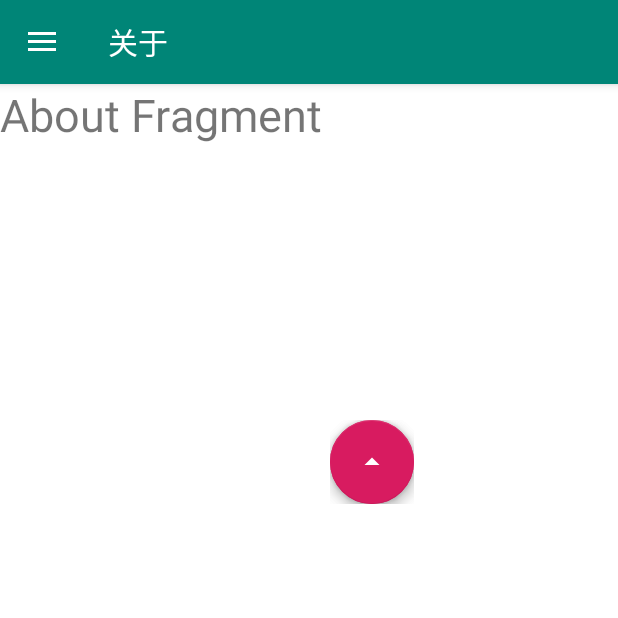
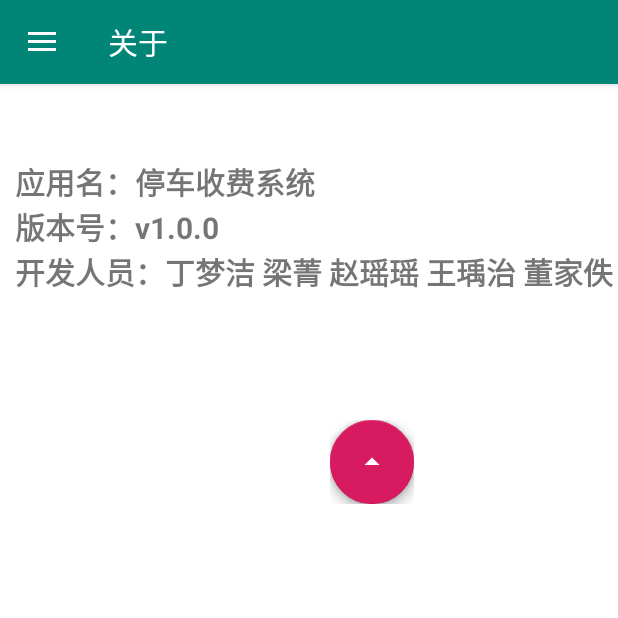
Before and after one commit to YTMartian/Graphic-and-Image, an Android app: the AboutFragment screen opened through its navigation route, on a phone screen of 412 x 824 dp, the top half of it. Run offline under Robolectric (Android 15) with nearby library versions, the phone set to English and light mode, and no system bars; our stand-ins replace navigation-ui; libraries missing offline, so code that uses them is left out: com.github.clans.fab; plain views replace FloatingActionButton, FloatingActionMenu.

Commit message:
change a little

```diff
--- a/Client/app/src/main/java/com/example/carlicense/MainActivity.java
+++ b/Client/app/src/main/java/com/example/carlicense/MainActivity.java
@@ -62,17 +62,20 @@ public class MainActivity extends AppCompatActivity implements NavigationView.On
         switch (menuItem.getItemId()) {
             case R.id.nav_home:
                 menu.showMenu(true);
+                getSupportActionBar().setTitle("主页");//设置导航栏的text
                 //放入HomeFragment.
                 getSupportFragmentManager().beginTransaction().replace(R.id.nav_host_fragment,
                         new HomeFragment()).commit();
                 break;
             case R.id.nav_settings:
                 menu.hideMenu(true);
+                getSupportActionBar().setTitle("设置");
                 getSupportFragmentManager().beginTransaction().replace(R.id.nav_host_fragment,
                         new SettingsFragment()).commit();
                 break;
             case R.id.nav_about:
                 menu.hideMenu(true);
+                getSupportActionBar().setTitle("关于");
                 getSupportFragmentManager().beginTransaction().replace(R.id.nav_host_fragment,
                         new AboutFragment()).commit();
                 break;
--- a/Client/app/src/main/res/drawable-v21/ic_menu_camera.xml
+++ /dev/null
@@ -1,12 +0,0 @@
-<vector xmlns:android="http://schemas.android.com/apk/res/android"
-        android:width="24dp"
-        android:height="24dp"
-        android:viewportWidth="24.0"
-        android:viewportHeight="24.0">
-    <path
-            android:fillColor="#FF000000"
-            android:pathData="M12,12m-3.2,0a3.2,3.2 0,1 1,6.4 0a3.2,3.2 0,1 1,-6.4 0" />
-    <path
-            android:fillColor="#FF000000"
-            android:pathData="M9,2L7.17,4H4c-1.1,0 -2,0.9 -2,2v12c0,1.1 0.9,2 2,2h16c1.1,0 2,-0.9 2,-2V6c0,-1.1 -0.9,-2 -2,-2h-3.17L15,2H9zm3,15c-2.76,0 -5,-2.24 -5,-5s2.24,-5 5,-5 5,2.24 5,5 -2.24,5 -5,5z" />
-</vector>
--- /dev/null
+++ b/Client/app/src/main/res/drawable/ic_menu_home.xml
@@ -0,0 +1,9 @@
+<vector xmlns:android="http://schemas.android.com/apk/res/android"
+        android:width="24dp"
+        android:height="24dp"
+        android:viewportWidth="24.0"
+        android:viewportHeight="24.0">
+    <path
+        android:fillColor="#FF000000"
+        android:pathData="M10,20v-6h4v6h5v-8h3L12,3 2,12h3v8z"/>
+</vector>
--- a/Client/app/src/main/res/drawable/side_nav_bar.xml
+++ b/Client/app/src/main/res/drawable/side_nav_bar.xml
@@ -2,7 +2,7 @@
         android:shape="rectangle">
     <gradient
             android:angle="135"
-            android:centerColor="#009688"
+            android:centerColor="#7F45E4"
             android:endColor="#00695C"
             android:startColor="#4DB6AC"
             android:type="linear" />
--- a/Client/app/src/main/res/layout/fragment_about.xml
+++ b/Client/app/src/main/res/layout/fragment_about.xml
@@ -6,11 +6,20 @@
         android:layout_height="match_parent"
         android:background="@android:color/white">
 
+
     <TextView
-            android:layout_width="wrap_content"
-            android:layout_height="wrap_content"
-            android:layout_marginTop="20dp"
-            android:text="About Fragment"
-            android:textSize="30sp"
+            android:id="@+id/textView1"
+            android:layout_width="match_parent"
+            android:layout_height="match_parent"
+            android:text="应用名：停车收费系统\n版本号：v1.0.0\n开发人员：丁梦洁 梁菁 赵瑶瑶 王瑀治 董家佚"
+            android:layout_centerInParent="true"
+            android:textSize="20sp"
+            android:gravity="left"
+            android:textStyle="bold"
+            android:shadowDx="10"
+            android:shadowDy="10"
+            android:shadowRadius="10"
+            android:paddingTop="50dp"
+            android:paddingLeft="10sp"
             tools:ignore="MissingConstraints" />
 </androidx.constraintlayout.widget.ConstraintLayout>
--- a/Client/app/src/main/res/menu/activity_main_drawer.xml
+++ b/Client/app/src/main/res/menu/activity_main_drawer.xml
@@ -6,7 +6,7 @@
     <group android:checkableBehavior="single">
         <item
                 android:id="@+id/nav_home"
-                android:icon="@drawable/ic_menu_camera"
+                android:icon="@drawable/ic_menu_home"
                 android:title="@string/menu_home" />
         <item
                 android:id="@+id/nav_settings"
--- a/Client/app/src/main/res/navigation/mobile_navigation.xml
+++ b/Client/app/src/main/res/navigation/mobile_navigation.xml
@@ -3,7 +3,7 @@
         xmlns:app="http://schemas.android.com/apk/res-auto"
         xmlns:tools="http://schemas.android.com/tools"
         android:id="@+id/mobile_navigation"
-        app:startDestination="@+id/nav_home">
+        app:startDestination="@id/nav_home">
 
     <fragment
             android:id="@+id/nav_home"
--- a/Client/app/src/main/res/values/drawables.xml
+++ /dev/null
@@ -1,4 +0,0 @@
-<resources xmlns:android="http://schemas.android.com/apk/res/android">
-    <item name="ic_menu_camera" type="drawable">@android:drawable/ic_menu_camera</item>
-    <item name="ic_menu_manage" type="drawable">@android:drawable/ic_menu_manage</item>
-</resources>
--- a/Client/app/src/main/res/values/strings.xml
+++ b/Client/app/src/main/res/values/strings.xml
@@ -1,5 +1,5 @@
 <resources>
-    <string name="app_name">大中华区停车收费系统</string>
+    <string name="app_name">停车收费系统</string>
     <string name="nav_header_title">停车收费系统</string>
     <string name="nav_header_subtitle">DLZWD</string>
     <string name="nav_header_desc">Navigation header</string>
```
